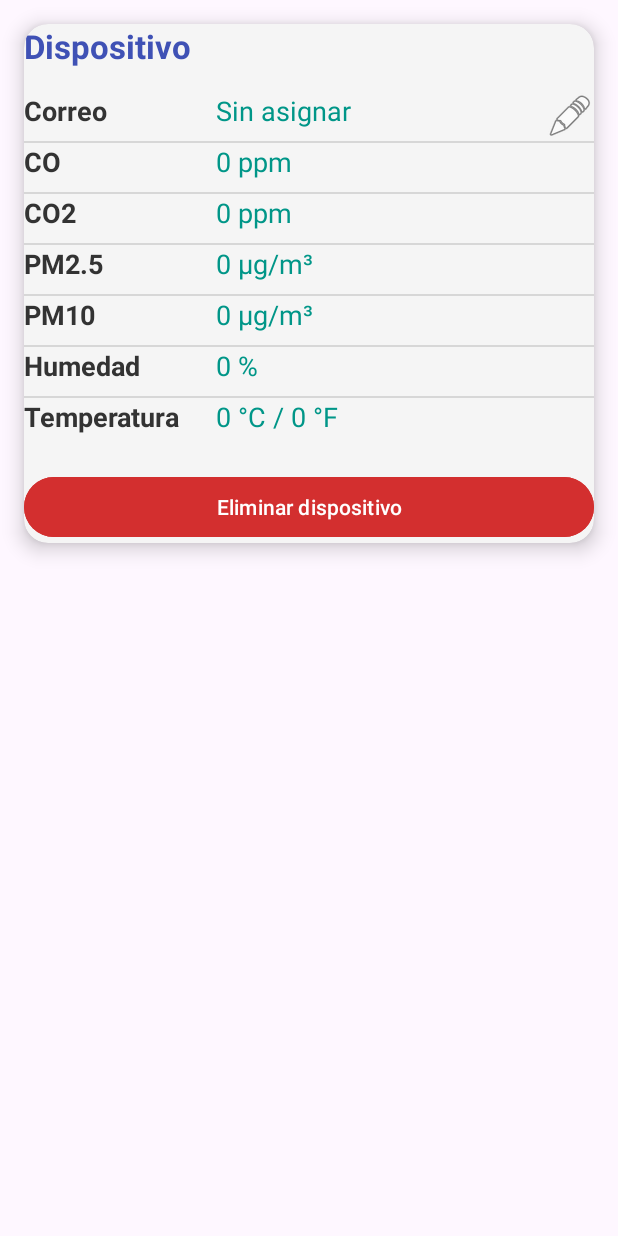
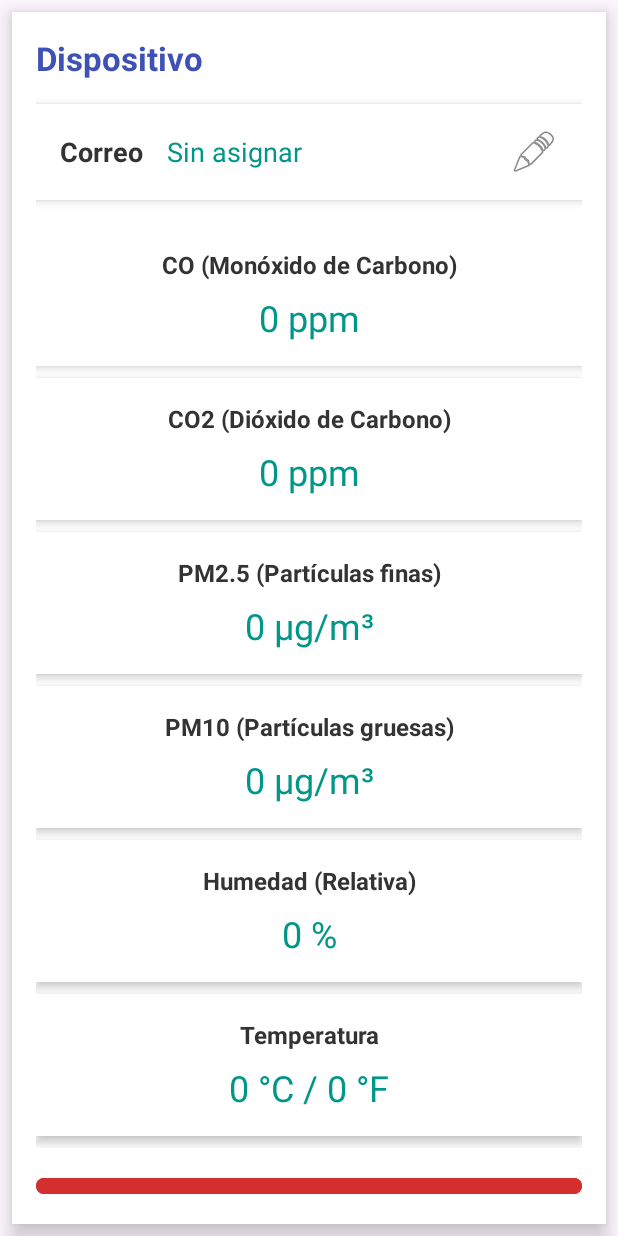
Before and after one commit to joaonunez/EcoAsh, an Android app: the layout admin_device_card.xml on its own in the app's theme, with its tools: preview values and no code run, on a phone screen of 412 x 824 dp. Run offline under Robolectric (Android 15) with nearby library versions, the phone set to English and light mode, and no system bars.

Commit message:
new layout on card device admin

```diff
--- a/app/src/main/res/layout/admin_device_card.xml
+++ b/app/src/main/res/layout/admin_device_card.xml
@@ -1,19 +1,14 @@
 <?xml version="1.0" encoding="utf-8"?>
-<androidx.cardview.widget.CardView
+<LinearLayout
     xmlns:android="http://schemas.android.com/apk/res/android"
     xmlns:app="http://schemas.android.com/apk/res-auto"
     android:layout_width="match_parent"
     android:layout_height="wrap_content"
-    android:layout_margin="16dp"
-    app:cardCornerRadius="16dp"
-    app:cardElevation="8dp"
-    app:cardBackgroundColor="@color/admin_card_background"
-    android:padding="24dp">
-
-    <LinearLayout
-        android:layout_width="match_parent"
-        android:layout_height="wrap_content"
-        android:orientation="vertical">
+    android:orientation="vertical"
+    android:padding="16dp"
+    android:background="@color/white"
+    android:elevation="8dp"
+    android:layout_margin="8dp">
 
     <!-- Título del dispositivo -->
     <TextView
@@ -26,30 +21,25 @@
         android:paddingBottom="16dp"
         android:textColor="@color/admin_title_color" />
 
-        <!-- Tabla para datos -->
-        <TableLayout
+    <!-- Contenedor de correo -->
+    <LinearLayout
         android:layout_width="match_parent"
         android:layout_height="wrap_content"
-            android:stretchColumns="1"
-            android:divider="?android:attr/dividerHorizontal"
-            android:showDividers="middle">
+        android:orientation="horizontal"
+        android:gravity="center_vertical"
+        android:background="@color/white"
+        android:padding="16dp"
+        android:elevation="4dp"
+        android:layout_marginBottom="16dp">
 
-            <!-- Correo con ícono de lápiz -->
-            <TableRow>
         <TextView
             android:layout_width="wrap_content"
             android:layout_height="wrap_content"
             android:text="Correo"
             android:textStyle="bold"
             android:textSize="18sp"
-                    android:paddingEnd="24dp"
-                    android:paddingBottom="8dp"
+            android:paddingEnd="16dp"
             android:textColor="@color/admin_text_color" />
-                <LinearLayout
-                    android:layout_width="0dp"
-                    android:layout_height="wrap_content"
-                    android:layout_weight="1"
-                    android:orientation="horizontal">
 
         <TextView
             android:id="@+id/userEmail"
@@ -60,144 +50,203 @@
             android:singleLine="true"
             android:text="Sin asignar"
             android:textSize="18sp"
-                        android:paddingBottom="8dp"
             android:textColor="@color/admin_value_color" />
+
         <ImageButton
             android:id="@+id/editEmailButton"
             android:layout_width="wrap_content"
             android:layout_height="wrap_content"
+            android:src="@android:drawable/ic_menu_edit"
             android:background="@null"
-                        android:src="@android:drawable/ic_menu_edit"
             android:contentDescription="Editar correo" />
     </LinearLayout>
-            </TableRow>
+
+    <!-- Contenedor de sensores -->
+    <LinearLayout
+        android:layout_width="match_parent"
+        android:layout_height="wrap_content"
+        android:orientation="vertical">
 
         <!-- CO -->
-            <TableRow>
+        <LinearLayout
+            android:layout_width="match_parent"
+            android:layout_height="wrap_content"
+            android:orientation="vertical"
+            android:padding="16dp"
+            android:background="@color/white"
+            android:layout_marginBottom="8dp"
+            android:elevation="4dp">
+
             <TextView
-                    android:layout_width="wrap_content"
+                android:layout_width="match_parent"
                 android:layout_height="wrap_content"
-                    android:text="CO"
+                android:text="CO (Monóxido de Carbono)"
+                android:textSize="16sp"
                 android:textStyle="bold"
-                    android:textSize="18sp"
-                    android:paddingEnd="24dp"
-                    android:paddingBottom="8dp"
+                android:gravity="center"
                 android:textColor="@color/admin_text_color" />
+
             <TextView
                 android:id="@+id/deviceCO"
-                    android:layout_width="wrap_content"
+                android:layout_width="match_parent"
                 android:layout_height="wrap_content"
                 android:text="0 ppm"
-                    android:textSize="18sp"
-                    android:paddingBottom="8dp"
-                    android:textColor="@color/admin_value_color" />
-            </TableRow>
+                android:textSize="24sp"
+                android:gravity="center"
+                android:textColor="@color/admin_value_color"
+                android:paddingTop="8dp" />
+        </LinearLayout>
 
         <!-- CO2 -->
-            <TableRow>
+        <LinearLayout
+            android:layout_width="match_parent"
+            android:layout_height="wrap_content"
+            android:orientation="vertical"
+            android:padding="16dp"
+            android:background="@color/white"
+            android:layout_marginBottom="8dp"
+            android:elevation="4dp">
+
             <TextView
-                    android:layout_width="wrap_content"
+                android:layout_width="match_parent"
                 android:layout_height="wrap_content"
-                    android:text="CO2"
+                android:text="CO2 (Dióxido de Carbono)"
+                android:textSize="16sp"
                 android:textStyle="bold"
-                    android:textSize="18sp"
-                    android:paddingEnd="24dp"
-                    android:paddingBottom="8dp"
+                android:gravity="center"
                 android:textColor="@color/admin_text_color" />
+
             <TextView
                 android:id="@+id/deviceCO2"
-                    android:layout_width="wrap_content"
+                android:layout_width="match_parent"
                 android:layout_height="wrap_content"
                 android:text="0 ppm"
-                    android:textSize="18sp"
-                    android:paddingBottom="8dp"
-                    android:textColor="@color/admin_value_color" />
-            </TableRow>
+                android:textSize="24sp"
+                android:gravity="center"
+                android:textColor="@color/admin_value_color"
+                android:paddingTop="8dp" />
+        </LinearLayout>
 
         <!-- PM2.5 -->
-            <TableRow>
+        <LinearLayout
+            android:layout_width="match_parent"
+            android:layout_height="wrap_content"
+            android:orientation="vertical"
+            android:padding="16dp"
+            android:background="@color/white"
+            android:layout_marginBottom="8dp"
+            android:elevation="4dp">
+
             <TextView
-                    android:layout_width="wrap_content"
+                android:layout_width="match_parent"
                 android:layout_height="wrap_content"
-                    android:text="PM2.5"
+                android:text="PM2.5 (Partículas finas)"
+                android:textSize="16sp"
                 android:textStyle="bold"
-                    android:textSize="18sp"
-                    android:paddingEnd="24dp"
-                    android:paddingBottom="8dp"
+                android:gravity="center"
                 android:textColor="@color/admin_text_color" />
+
             <TextView
                 android:id="@+id/devicePM25"
-                    android:layout_width="wrap_content"
+                android:layout_width="match_parent"
                 android:layout_height="wrap_content"
                 android:text="0 µg/m³"
-                    android:textSize="18sp"
-                    android:paddingBottom="8dp"
-                    android:textColor="@color/admin_value_color" />
-            </TableRow>
+                android:textSize="24sp"
+                android:gravity="center"
+                android:textColor="@color/admin_value_color"
+                android:paddingTop="8dp" />
+        </LinearLayout>
 
         <!-- PM10 -->
-            <TableRow>
+        <LinearLayout
+            android:layout_width="match_parent"
+            android:layout_height="wrap_content"
+            android:orientation="vertical"
+            android:padding="16dp"
+            android:background="@color/white"
+            android:layout_marginBottom="8dp"
+            android:elevation="4dp">
+
             <TextView
-                    android:layout_width="wrap_content"
+                android:layout_width="match_parent"
                 android:layout_height="wrap_content"
-                    android:text="PM10"
+                android:text="PM10 (Partículas gruesas)"
+                android:textSize="16sp"
                 android:textStyle="bold"
-                    android:textSize="18sp"
-                    android:paddingEnd="24dp"
-                    android:paddingBottom="8dp"
+                android:gravity="center"
                 android:textColor="@color/admin_text_color" />
+
             <TextView
                 android:id="@+id/devicePM10"
-                    android:layout_width="wrap_content"
+                android:layout_width="match_parent"
                 android:layout_height="wrap_content"
                 android:text="0 µg/m³"
-                    android:textSize="18sp"
-                    android:paddingBottom="8dp"
-                    android:textColor="@color/admin_value_color" />
-            </TableRow>
+                android:textSize="24sp"
+                android:gravity="center"
+                android:textColor="@color/admin_value_color"
+                android:paddingTop="8dp" />
+        </LinearLayout>
 
         <!-- Humedad -->
-            <TableRow>
+        <LinearLayout
+            android:layout_width="match_parent"
+            android:layout_height="wrap_content"
+            android:orientation="vertical"
+            android:padding="16dp"
+            android:background="@color/white"
+            android:layout_marginBottom="8dp"
+            android:elevation="4dp">
+
             <TextView
-                    android:layout_width="wrap_content"
+                android:layout_width="match_parent"
                 android:layout_height="wrap_content"
-                    android:text="Humedad"
+                android:text="Humedad (Relativa)"
+                android:textSize="16sp"
                 android:textStyle="bold"
-                    android:textSize="18sp"
-                    android:paddingEnd="24dp"
-                    android:paddingBottom="8dp"
+                android:gravity="center"
                 android:textColor="@color/admin_text_color" />
+
             <TextView
                 android:id="@+id/deviceHumidity"
-                    android:layout_width="wrap_content"
+                android:layout_width="match_parent"
                 android:layout_height="wrap_content"
                 android:text="0 %"
-                    android:textSize="18sp"
-                    android:paddingBottom="8dp"
-                    android:textColor="@color/admin_value_color" />
-            </TableRow>
+                android:textSize="24sp"
+                android:gravity="center"
+                android:textColor="@color/admin_value_color"
+                android:paddingTop="8dp" />
+        </LinearLayout>
 
         <!-- Temperatura -->
-            <TableRow>
+        <LinearLayout
+            android:layout_width="match_parent"
+            android:layout_height="wrap_content"
+            android:orientation="vertical"
+            android:padding="16dp"
+            android:background="@color/white"
+            android:layout_marginBottom="8dp"
+            android:elevation="4dp">
+
             <TextView
-                    android:layout_width="wrap_content"
+                android:layout_width="match_parent"
                 android:layout_height="wrap_content"
                 android:text="Temperatura"
+                android:textSize="16sp"
                 android:textStyle="bold"
-                    android:textSize="18sp"
-                    android:paddingEnd="24dp"
-                    android:paddingBottom="8dp"
+                android:gravity="center"
                 android:textColor="@color/admin_text_color" />
+
             <TextView
                 android:id="@+id/deviceTemperature"
-                    android:layout_width="wrap_content"
+                android:layout_width="match_parent"
                 android:layout_height="wrap_content"
                 android:text="0 °C / 0 °F"
-                    android:textSize="18sp"
-                    android:paddingBottom="8dp"
-                    android:textColor="@color/admin_value_color" />
-            </TableRow>
-        </TableLayout>
+                android:textSize="24sp"
+                android:gravity="center"
+                android:textColor="@color/admin_value_color"
+                android:paddingTop="8dp" />
+        </LinearLayout>
+    </LinearLayout>
 
     <!-- Botón para eliminar dispositivo -->
     <Button
@@ -209,4 +258,3 @@
         android:textColor="@color/white"
         android:layout_marginTop="16dp" />
 </LinearLayout>
-</androidx.cardview.widget.CardView>
```
Lines whose indentation alone changed are shown as unchanged.
